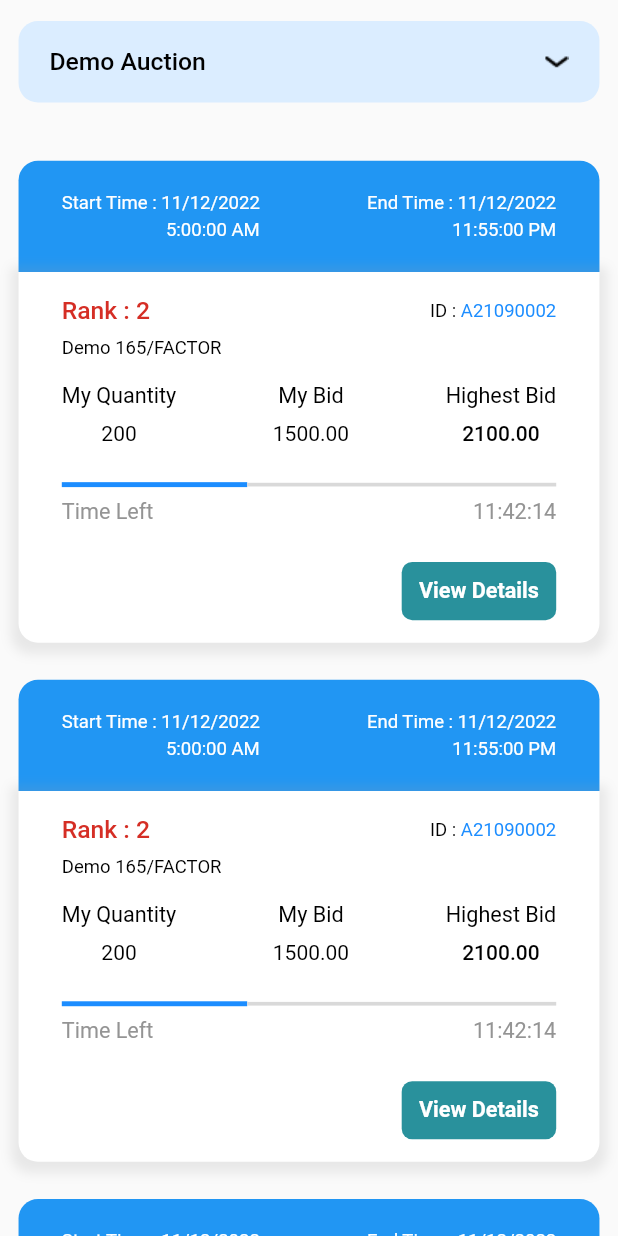
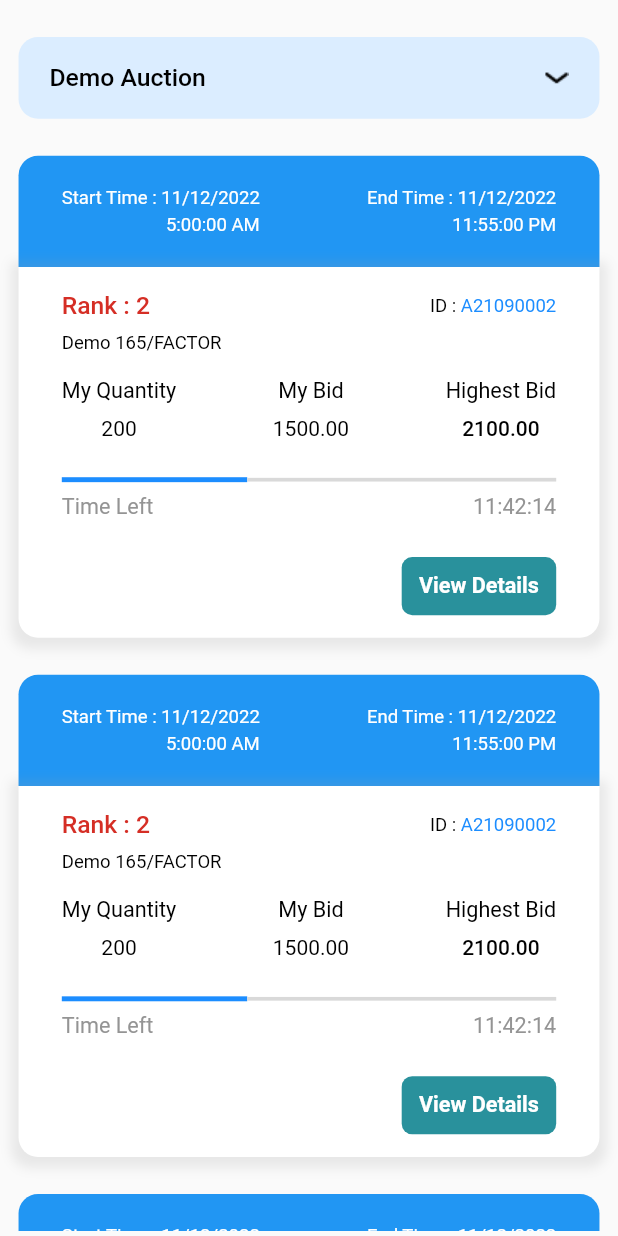
Before and after one commit to Codexxa-Business-Solution/syniseapp-android, a Flutter app: the HomeScreen screen opened directly, on a phone screen of 412 x 824 dp. Run offline on Flutter 3.47's test engine with Material 2 defaults, Android fonts, the phone set to English and light mode, and no system bars; our stand-ins replace animated_custom_dropdown; Roboto replaces fonts that are missing (Roboto-Medium, Roboto_Regular, Roboto_normal).

Commit message:
add other Layout

```diff
--- a/lib/presention/auction/synise_home_screen.dart
+++ b/lib/presention/auction/synise_home_screen.dart
@@ -42,11 +42,9 @@ class _HomeScreenState extends State<HomeScreen> {
         padding: EdgeInsets.only(bottom: SizeConfig.screenHeight*0.1),
         physics: NeverScrollableScrollPhysics(),
         children: [
-          Container(
-            height: SizeConfig.screenHeight*0.1,
-            // color: Colors.red,
-            child: Padding(
+          Padding(
             padding: EdgeInsets.only(
+              top: SizeConfig.screenHeight*0.03,
                 left: SizeConfig.screenWidth * 0.03,
                 right: SizeConfig.screenWidth * 0.03),
             child: Row(
@@ -169,7 +167,6 @@ class _HomeScreenState extends State<HomeScreen> {
                   ],
                 ),
               ],
-              ),
             ),
           ),
           Stack(
```
Lines whose indentation alone changed are shown as unchanged.
